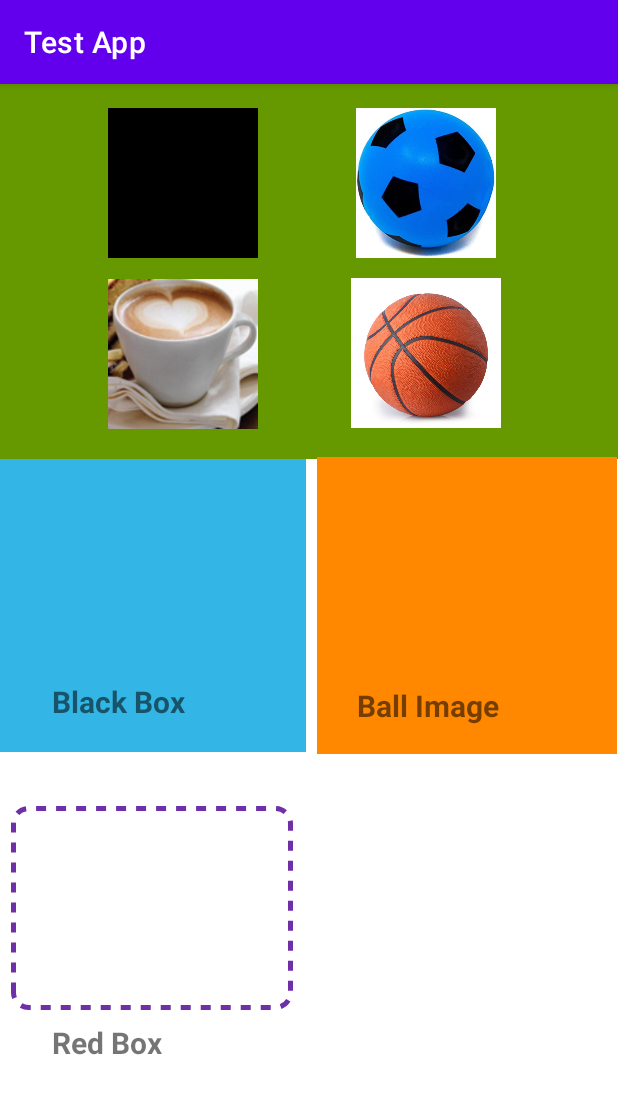
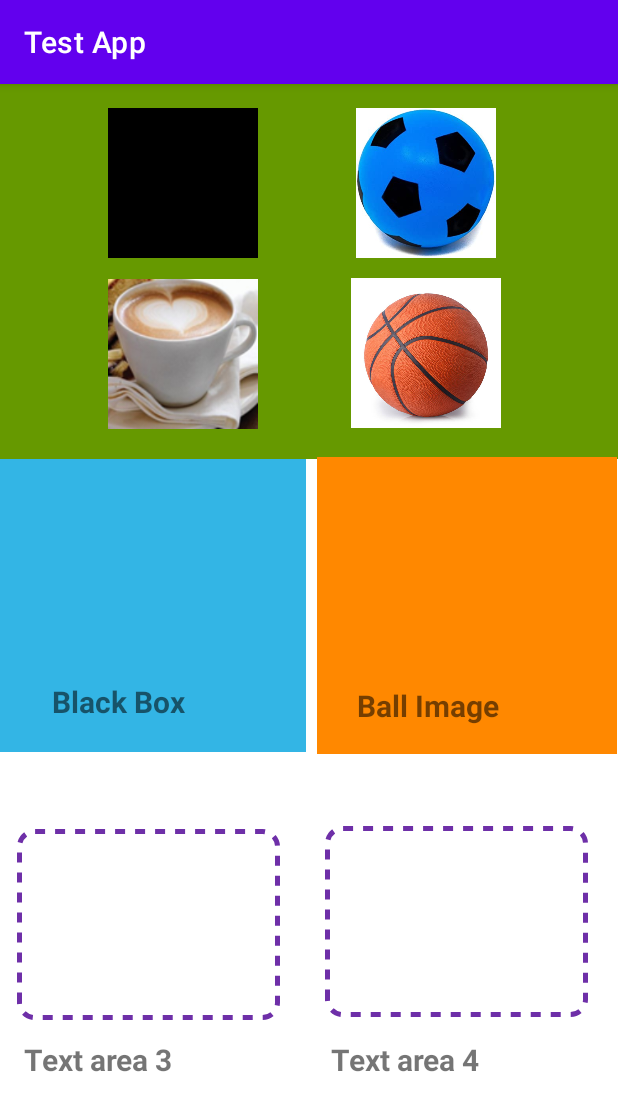
Before and after one commit to fabioqueiroz/kotlin-tutorial, an Android app: the DragAndDropFragment screen opened through its navigation route, on a phone screen of 412 x 824 dp. Shown: the top 1111 px of the screen. Run offline under Robolectric (Android 15) with nearby library versions, the phone set to English and light mode, and no system bars.

Commit message:
dashed layout

```diff
--- a/app/src/main/java/com/fq/navigationtutorial/DragAndDropFragment.kt
+++ b/app/src/main/java/com/fq/navigationtutorial/DragAndDropFragment.kt
@@ -73,10 +73,11 @@ class DragAndDropFragment : Fragment() {
     }
 
     private fun attachOnDragListener() {
-        setDragListenerToArea(binding.llTop)
-        setDragListenerToArea(binding.llBottom)
-        setDragListenerToArea(binding.newDropArea)
-        setDragListenerToArea(binding.imageDropArea)
+        setDragListenerToArea(binding.imageSourceArea)
+        setDragListenerToArea(binding.cardAreaOne)
+        setDragListenerToArea(binding.cardAreaTwo)
+        setDragListenerToArea(binding.imageDropAreaThree)
+        setDragListenerToArea(binding.imageDropAreaFour)
 
         setClickListenerToImage(binding.dragView, "Test ClipData text")
         setClickListenerToImage(binding.dragImageView, "Image view text")
@@ -91,7 +92,7 @@ class DragAndDropFragment : Fragment() {
                 true
             }
             DragEvent.ACTION_DRAG_ENTERED -> {
-                binding.llBottom.alpha = 0.5f
+                binding.cardAreaOne.alpha = 0.5f
                 view.invalidate()
                 true
             }
@@ -101,7 +102,7 @@ class DragAndDropFragment : Fragment() {
                 true
             }
             DragEvent.ACTION_DROP -> {
-                binding.llBottom.alpha = 1.0f
+                binding.cardAreaOne.alpha = 1.0f
                 val item = dragEvent.clipData.getItemAt(0)
                 val dragData = item.text
 
@@ -123,12 +124,12 @@ class DragAndDropFragment : Fragment() {
                     else -> ""
                 }
 
-                if(destination == binding.llBottom && draggedObject == "Black Box" ||
-                    destination == binding.newDropArea && draggedObject == "Ball Image") {
+                if(destination == binding.cardAreaOne && draggedObject == "Black Box" ||
+                    destination == binding.cardAreaTwo && draggedObject == "Ball Image") {
                     Toast.makeText(this@DragAndDropFragment.context, "Correct: $draggedObject", Toast.LENGTH_SHORT).show()
                     //binding.dragView.setImageResource(R.drawable.bar)
                 }
-                else if(destination == binding.llTop) {
+                else if(destination == binding.imageSourceArea) {
                     Toast.makeText(this@DragAndDropFragment.context, "Let's try again!", Toast.LENGTH_SHORT).show()
                 }
                 else {
--- a/app/src/main/res/layout/fragment_drag_and_drop.xml
+++ b/app/src/main/res/layout/fragment_drag_and_drop.xml
@@ -9,7 +9,7 @@
     tools:context=".DragAndDropFragment">
 
     <androidx.constraintlayout.widget.ConstraintLayout
-        android:id="@+id/llTop"
+        android:id="@+id/imageSourceArea"
         android:layout_width="match_parent"
         android:layout_height="250dp"
         android:layout_alignParentTop="true"
@@ -78,10 +78,10 @@
     </androidx.constraintlayout.widget.ConstraintLayout>
 
     <androidx.constraintlayout.widget.ConstraintLayout
-        android:id="@+id/llBottom"
+        android:id="@+id/cardAreaOne"
         android:layout_width="204dp"
         android:layout_height="195dp"
-        android:layout_below="@id/llTop"
+        android:layout_below="@id/imageSourceArea"
         android:layout_marginTop="0dp"
         android:layout_weight="1"
         android:background="@android:color/holo_blue_light"
@@ -89,7 +89,7 @@
         android:orientation="horizontal">
 
         <TextView
-            android:id="@+id/llBottomTextView"
+            android:id="@+id/cardAreaOneTextView"
             android:layout_width="135dp"
             android:layout_height="31dp"
             android:layout_marginBottom="16dp"
@@ -105,20 +105,20 @@
     </androidx.constraintlayout.widget.ConstraintLayout>
 
     <androidx.constraintlayout.widget.ConstraintLayout
-        android:id="@+id/newDropArea"
+        android:id="@+id/cardAreaTwo"
         android:layout_width="200dp"
         android:layout_height="198dp"
-        android:layout_below="@id/llTop"
+        android:layout_below="@id/imageSourceArea"
         android:layout_marginLeft="7dp"
         android:layout_marginTop="-1dp"
-        android:layout_toRightOf="@id/llBottom"
+        android:layout_toRightOf="@id/cardAreaOne"
         android:layout_weight="1"
         android:background="@android:color/holo_orange_dark"
         android:gravity="center"
         android:orientation="horizontal">
 
         <TextView
-            android:id="@+id/newDropAreaTextView"
+            android:id="@+id/cardAreaTwoTextView"
             android:layout_width="147dp"
             android:layout_height="30dp"
             android:layout_marginBottom="16dp"
@@ -134,20 +134,20 @@
     </androidx.constraintlayout.widget.ConstraintLayout>
 
     <androidx.constraintlayout.widget.ConstraintLayout
-        android:id="@+id/cardBase"
-        android:layout_width="204dp"
-        android:layout_height="195dp"
-        android:layout_below="@id/llTop"
-        android:layout_marginTop="215dp"
+        android:id="@+id/cardAreaThree"
+        android:layout_width="201dp"
+        android:layout_height="189dp"
+        android:layout_below="@id/cardAreaOne"
+        android:layout_marginTop="35dp"
         android:layout_weight="1"
         android:background="@android:color/white"
         android:gravity="center"
         android:orientation="horizontal">
 
         <androidx.constraintlayout.widget.ConstraintLayout
-            android:id="@+id/imageDropArea"
-            android:layout_width="188dp"
-            android:layout_height="136dp"
+            android:id="@+id/imageDropAreaThree"
+            android:layout_width="175dp"
+            android:layout_height="127dp"
             android:layout_marginTop="16dp"
             android:layout_weight="1"
             android:background="@drawable/custom_border"
@@ -160,11 +160,56 @@
 
         <TextView
             android:id="@+id/cardTextView"
-            android:layout_width="135dp"
-            android:layout_height="31dp"
+            android:layout_width="169dp"
+            android:layout_height="29dp"
             android:layout_marginBottom="4dp"
             android:layout_weight="1"
-            android:text="Red Box"
+            android:text="Text area 3"
+            android:textSize="20sp"
+            android:textStyle="bold"
+            app:layout_constraintBottom_toBottomOf="parent"
+            app:layout_constraintEnd_toEndOf="parent"
+            app:layout_constraintHorizontal_bias="0.507"
+            app:layout_constraintStart_toStartOf="parent" />
+
+    </androidx.constraintlayout.widget.ConstraintLayout>
+
+    <androidx.constraintlayout.widget.ConstraintLayout
+        android:id="@+id/cardAreaFour"
+        android:layout_width="188dp"
+        android:layout_height="191dp"
+        android:layout_below="@id/cardAreaTwo"
+        android:layout_alignParentEnd="true"
+        android:layout_marginStart="8dp"
+        android:layout_marginTop="32dp"
+        android:layout_marginEnd="11dp"
+        android:layout_toEndOf="@+id/cardAreaThree"
+        android:layout_weight="1"
+        android:background="@android:color/white"
+        android:gravity="center"
+        android:orientation="horizontal">
+
+        <androidx.constraintlayout.widget.ConstraintLayout
+            android:id="@+id/imageDropAreaFour"
+            android:layout_width="175dp"
+            android:layout_height="127dp"
+            android:layout_marginTop="16dp"
+            android:layout_weight="1"
+            android:background="@drawable/custom_border"
+            android:gravity="center"
+            android:orientation="horizontal"
+            app:layout_constraintEnd_toEndOf="parent"
+            app:layout_constraintHorizontal_bias="0.444"
+            app:layout_constraintStart_toStartOf="parent"
+            app:layout_constraintTop_toTopOf="parent" />
+
+        <TextView
+            android:id="@+id/cardTextViewFour"
+            android:layout_width="169dp"
+            android:layout_height="29dp"
+            android:layout_marginBottom="4dp"
+            android:layout_weight="1"
+            android:text="Text area 4"
             android:textSize="20sp"
             android:textStyle="bold"
             app:layout_constraintBottom_toBottomOf="parent"
```
